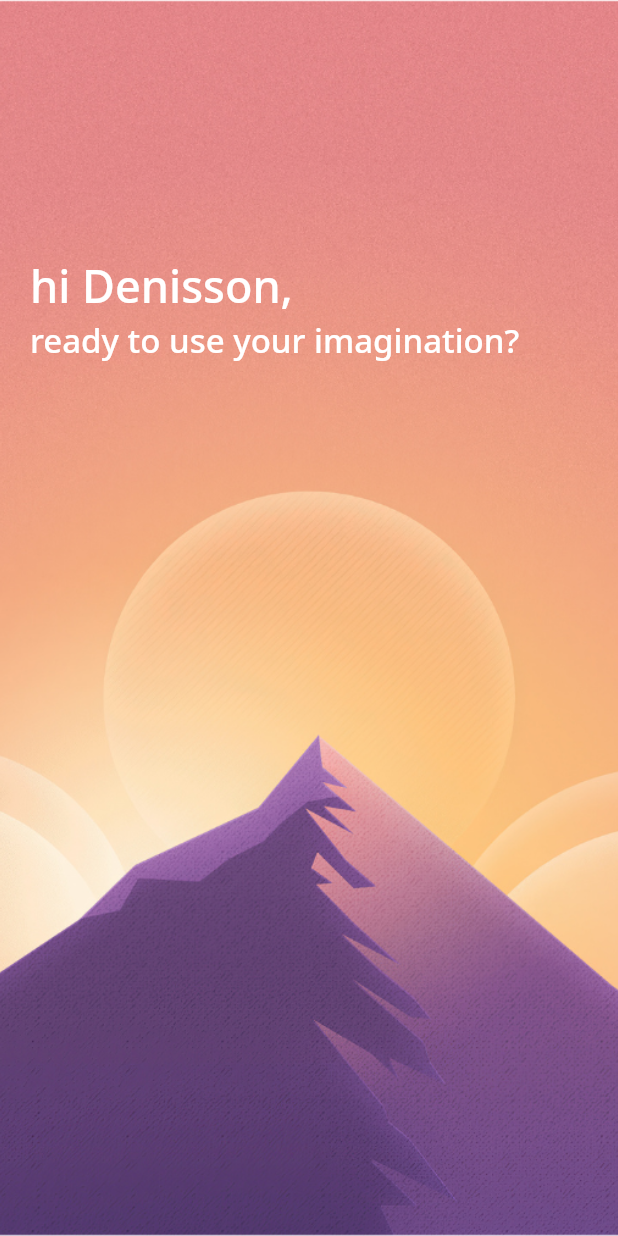
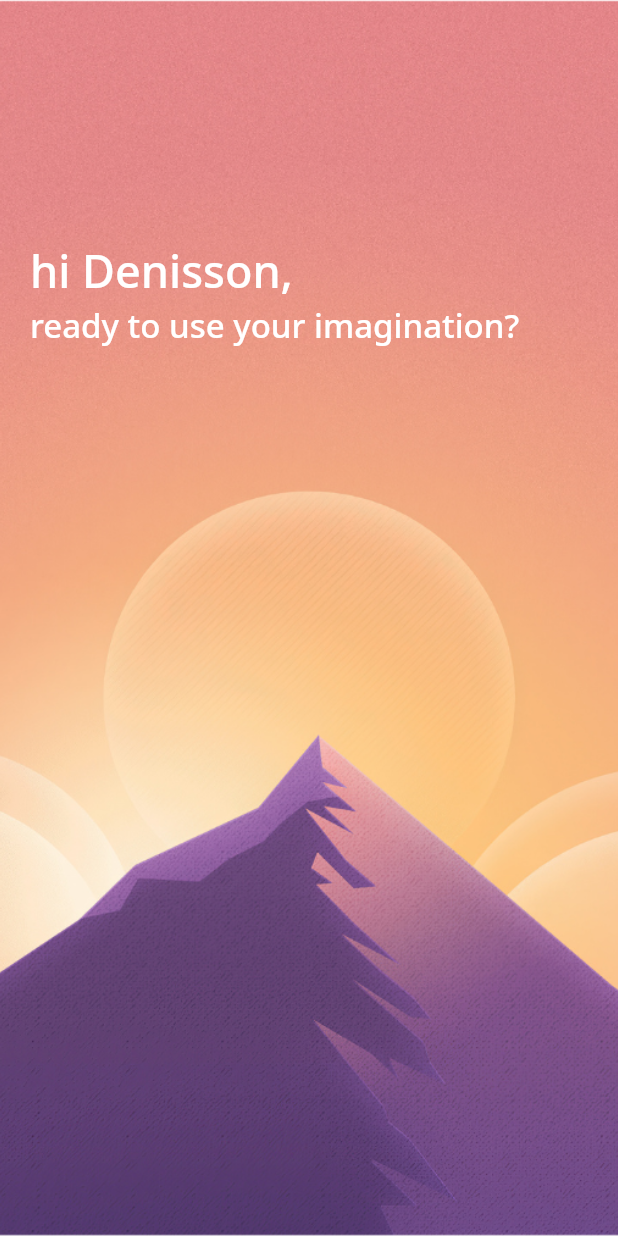
Before and after one commit to DeniCarvalho/dixit-go, a Flutter app: the screen it shows after launch, on a phone screen of 412 x 824 dp. Run offline on Flutter 3.47's test engine with Material 2 defaults, Android fonts, the phone set to English and light mode, and no system bars; drawn by our look-alikes of animated_text_kit; our stand-ins replace auto_size_text, get, google_fonts, transparent_image; missing offline and left inert: rect_getter; statements that could not run were skipped.

Commit message:
padding adjust

```diff
--- a/lib/pages/home/home_page.dart
+++ b/lib/pages/home/home_page.dart
@@ -31,6 +31,7 @@ class _HomePageState extends State<HomePage> {
   @override
   Widget build(BuildContext context) {
     return Scaffold(
+      backgroundColor: AppColors.primary,
       body: new Stack(
         fit: StackFit.expand,
         children: <Widget>[
--- a/lib/pages/home/widgets/bottom_widget.dart
+++ b/lib/pages/home/widgets/bottom_widget.dart
@@ -17,9 +17,8 @@ class BottomWidget extends StatelessWidget {
       duration: Duration(milliseconds: 400),
       child: Container(
         width: double.infinity,
-        height: 200.responsiveHeight,
+        height: MediaQuery.of(context).size.height * 0.24,
         color: Colors.transparent,
-        padding: EdgeInsets.only(bottom: 20.responsiveHeight),
         child: Column(
           mainAxisAlignment: MainAxisAlignment.center,
           crossAxisAlignment: CrossAxisAlignment.start,
--- a/lib/pages/home/widgets/top_widget.dart
+++ b/lib/pages/home/widgets/top_widget.dart
@@ -15,9 +15,8 @@ class TopWidget extends StatelessWidget {
       duration: Duration(milliseconds: 400),
       child: Container(
         width: double.infinity,
-        padding: EdgeInsets.only(
-          top: 60.responsiveHeight,
-          bottom: 50.responsiveHeight,
+        padding: EdgeInsets.symmetric(
+          vertical: 50.responsiveHeight,
         ),
         color: Colors.transparent,
         child: Padding(
```
